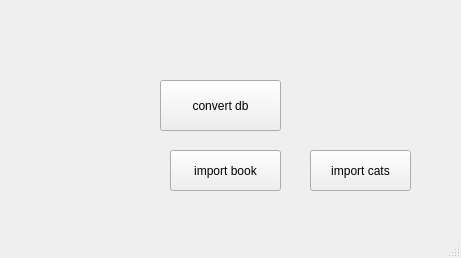
First picture: the form in mainwindow.ui, repository alkotobi/DBConverterWin, before the edit.
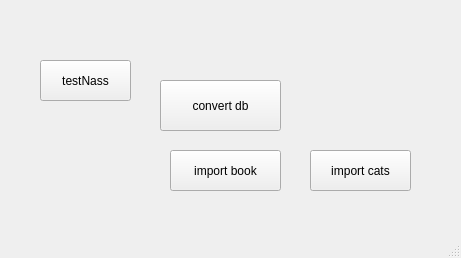
Second picture: the form after the edit.

```diff
--- a/mainwindow.ui
+++ b/mainwindow.ui
@@ -53,6 +53,19 @@
      <string>import cats</string>
     </property>
    </widget>
+   <widget class="QPushButton" name="testNass">
+    <property name="geometry">
+     <rect>
+      <x>40</x>
+      <y>60</y>
+      <width>91</width>
+      <height>41</height>
+     </rect>
+    </property>
+    <property name="text">
+     <string>testNass</string>
+    </property>
+   </widget>
   </widget>
   <widget class="QMenuBar" name="menubar">
    <property name="geometry">
```
